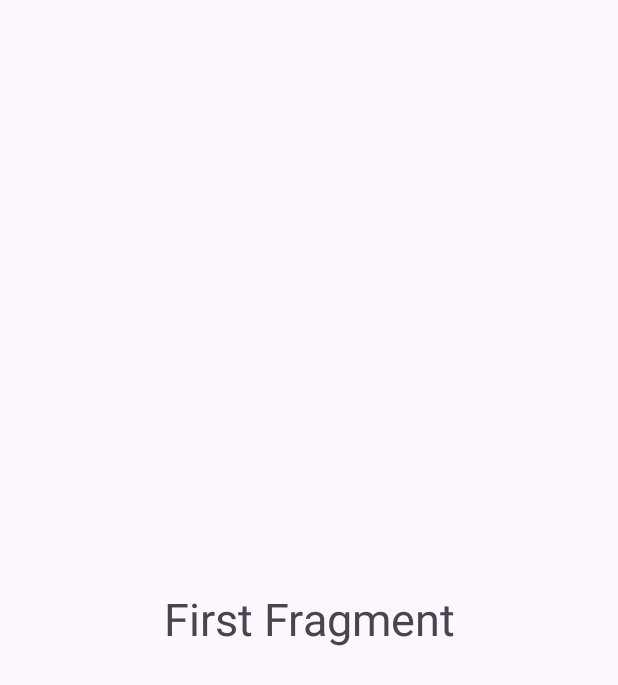
After one commit to NoahGora/Moban, an Android app: the fragment FirstFragment shown on its own in the app's theme, on a phone screen of 412 x 824 dp. The commit adds this screen. Shown: the top 685 px of the screen. Run offline under Robolectric (Android 15) with nearby library versions, the phone set to English and light mode, and no system bars.

Commit message:
Test Fragments

```diff
--- /dev/null
+++ b/app/src/main/java/com/example/moban/FirstFragment.java
@@ -0,0 +1,58 @@
+package com.example.moban;
+
+import android.os.Bundle;
+
+import androidx.fragment.app.Fragment;
+
+import android.view.LayoutInflater;
+import android.view.View;
+import android.view.ViewGroup;
+
+/**
+ * A simple {@link Fragment} subclass.
+ * Use the {@link FirstFragment#newInstance} factory method to
+ * create an instance of this fragment.
+ */
+public class FirstFragment extends Fragment {
+
+    // TODO: Rename parameter arguments, choose names that match
+    // the fragment initialization parameters, e.g. ARG_ITEM_NUMBER
+    private static final String ARG_PARAM1 = "param1";
+    private static final String ARG_PARAM2 = "param2";
+
+    // TODO: Rename and change types of parameters
+    private String mParam1;
+    private String mParam2;
+
+    public FirstFragment() {
+        // Required empty public constructor
+    }
+
+    // TODO: Rename and change types and number of parameters
+    public static FirstFragment newInstance(String param1, String param2) {
+        FirstFragment fragment = new FirstFragment();
+        Bundle args = new Bundle();
+        args.putString(ARG_PARAM1, param1);
+        args.putString(ARG_PARAM2, param2);
+        fragment.setArguments(args);
+        return fragment;
+    }
+
+    @Override
+    public void onCreate(Bundle savedInstanceState) {
+        super.onCreate(savedInstanceState);
+        if (getArguments() != null) {
+            mParam1 = getArguments().getString(ARG_PARAM1);
+            mParam2 = getArguments().getString(ARG_PARAM2);
+        }
+    }
+
+    @Override
+    public View onCreateView(LayoutInflater inflater, ViewGroup container,
+                             Bundle savedInstanceState) {
+
+        return inflater.inflate(R.layout.fragment_first, container, false);
+    }
+
+
+}
--- /dev/null
+++ b/app/src/main/res/layout/fragment_first.xml
@@ -0,0 +1,23 @@
+<?xml version="1.0" encoding="utf-8"?>
+<androidx.constraintlayout.widget.ConstraintLayout xmlns:android="http://schemas.android.com/apk/res/android"
+    xmlns:app="http://schemas.android.com/apk/res-auto"
+    xmlns:tools="http://schemas.android.com/tools"
+    android:layout_width="match_parent"
+    android:layout_height="match_parent"
+    tools:context=".FirstFragment">
+
+    <TextView
+        android:id="@+id/firstfragment"
+        android:layout_width="wrap_content"
+        android:layout_height="wrap_content"
+        android:text="First Fragment"
+        android:textSize="30sp"
+        app:layout_constraintBottom_toBottomOf="parent"
+        app:layout_constraintEnd_toEndOf="parent"
+        app:layout_constraintHorizontal_bias="0.5"
+        app:layout_constraintStart_toStartOf="parent"
+        app:layout_constraintTop_toTopOf="parent"
+        app:layout_constraintVertical_bias="0.5" />
+
+
+</androidx.constraintlayout.widget.ConstraintLayout>
--- a/app/src/main/res/values/strings.xml
+++ b/app/src/main/res/values/strings.xml
@@ -43,4 +43,6 @@
         libero vel nunc consequat, quis tincidunt nisl eleifend. Cras bibendum enim a justo luctus
         vestibulum. Fusce dictum libero quis erat maximus, vitae volutpat diam dignissim.
     </string>
+    <!-- TODO: Remove or change this placeholder text -->
+    <string name="hello_blank_fragment">Hello blank fragment</string>
 </resources>
```
Also changed, not shown: app/src/main/res/layout/fragment.xml (added, +45 -0 lines).
